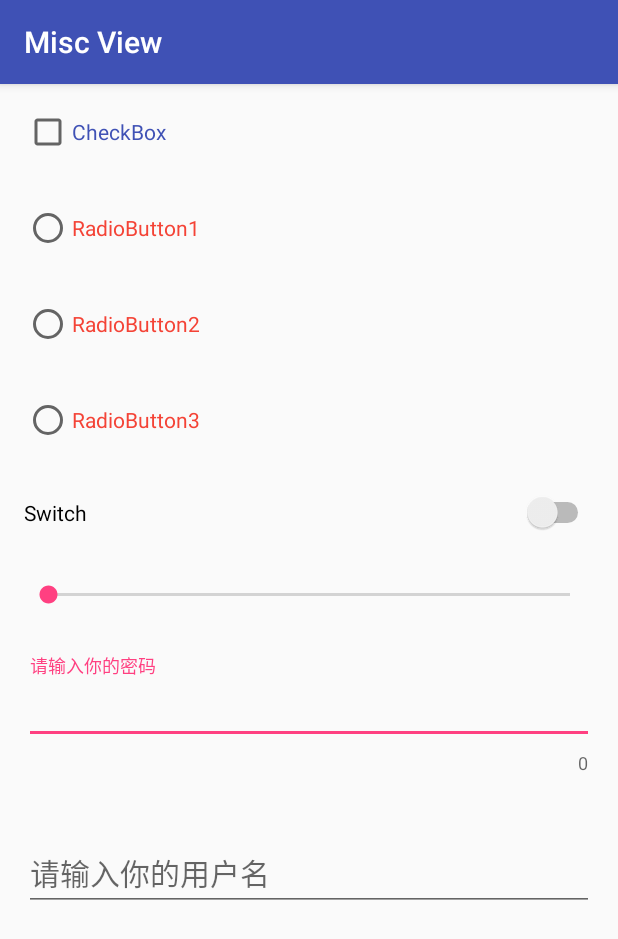
After one commit to huangshouguo/MaterialDesignStudy, an Android app: the ViewsActivity screen opened directly, with no data from a screen before it, on a phone screen of 412 x 824 dp. The commit adds this screen. Shown: the top 939 px of the screen. Run offline under Robolectric (Android 15) with nearby library versions, the phone set to English and light mode, and no system bars.

Commit message:
add misc views

```diff
--- a/app/src/main/AndroidManifest.xml
+++ b/app/src/main/AndroidManifest.xml
@@ -51,7 +51,10 @@
             android:name=".component.NavigationViewActivity"
             android:label="@string/title_activity_navigation_view"
             android:theme="@style/AppTheme" />
-        <activity android:name=".component.TabViewActivity"></activity>
+        <activity android:name=".component.TabViewActivity" />
+        <activity
+            android:name=".component.ViewsActivity"
+            android:windowSoftInputMode="stateHidden" />
     </application>
 
 </manifest>
--- a/app/src/main/java/com/example/hsg/meterialdesignstudy/component/ComponentHomeActivity.java
+++ b/app/src/main/java/com/example/hsg/meterialdesignstudy/component/ComponentHomeActivity.java
@@ -25,6 +25,7 @@ public class ComponentHomeActivity extends BaseActivity implements View.OnClickL
         findViewById(R.id.btn_app_bar_demo3).setOnClickListener(this);
         findViewById(R.id.btn_navigation).setOnClickListener(this);
         findViewById(R.id.btn_tab).setOnClickListener(this);
+        findViewById(R.id.btn_views).setOnClickListener(this);
 
     }
 
@@ -46,6 +47,9 @@ public class ComponentHomeActivity extends BaseActivity implements View.OnClickL
             case R.id.btn_tab:
                 TabViewActivity.startAction(this);
                 break;
+            case R.id.btn_views:
+                ViewsActivity.startAction(this);
+                break;
         }
     }
 }
--- /dev/null
+++ b/app/src/main/java/com/example/hsg/meterialdesignstudy/component/ViewsActivity.java
@@ -0,0 +1,22 @@
+package com.example.hsg.meterialdesignstudy.component;
+
+import android.content.Context;
+import android.content.Intent;
+import android.os.Bundle;
+import android.support.v7.app.AppCompatActivity;
+
+import com.example.hsg.meterialdesignstudy.R;
+
+public class ViewsActivity extends AppCompatActivity {
+
+    public static void startAction(Context context) {
+        Intent intent = new Intent(context, ViewsActivity.class);
+        context.startActivity(intent);
+    }
+
+    @Override
+    protected void onCreate(Bundle savedInstanceState) {
+        super.onCreate(savedInstanceState);
+        setContentView(R.layout.activity_views);
+    }
+}
--- a/app/src/main/res/layout/activity_component_home.xml
+++ b/app/src/main/res/layout/activity_component_home.xml
@@ -44,24 +44,14 @@
                 android:text="Tab" />
 
             <Button
-                android:id="@+id/btn_float_button"
-                style="@style/ButtonStyle"
-                android:text="FloatButton" />
-
-            <Button
-                android:id="@+id/btn_snackbar"
-                style="@style/ButtonStyle"
-                android:text="Snackbar" />
-
-            <Button
-                android:id="@+id/btn_text"
-                style="@style/ButtonStyle"
-                android:text="Text" />
-
-            <Button
                 android:id="@+id/btn_bottom_sheet"
                 style="@style/ButtonStyle"
                 android:text="BottomSheetDialog" />
+
+            <Button
+                android:id="@+id/btn_views"
+                style="@style/ButtonStyle"
+                android:text="Views" />
 
         </LinearLayout>
     </ScrollView>
--- /dev/null
+++ b/app/src/main/res/layout/activity_views.xml
@@ -0,0 +1,113 @@
+<?xml version="1.0" encoding="utf-8"?>
+<LinearLayout xmlns:android="http://schemas.android.com/apk/res/android"
+    xmlns:app="http://schemas.android.com/apk/res-auto"
+    xmlns:tools="http://schemas.android.com/tools"
+    android:layout_width="match_parent"
+    android:layout_height="match_parent"
+    android:orientation="vertical"
+    tools:context="com.example.hsg.meterialdesignstudy.component.ViewsActivity">
+
+    <android.support.design.widget.AppBarLayout
+        android:layout_width="match_parent"
+        android:layout_height="wrap_content">
+
+        <android.support.v7.widget.Toolbar
+            android:layout_width="match_parent"
+            android:layout_height="wrap_content"
+            app:title="Misc View"
+            app:titleTextColor="#FFF" />
+    </android.support.design.widget.AppBarLayout>
+
+
+    <ScrollView
+        android:layout_width="match_parent"
+        android:layout_height="match_parent">
+
+        <LinearLayout
+            android:layout_width="match_parent"
+            android:layout_height="match_parent"
+            android:orientation="vertical">
+
+            <CheckBox
+                android:layout_width="match_parent"
+                android:layout_height="wrap_content"
+                android:layout_margin="@dimen/default_vertical_margin"
+                android:text="CheckBox"
+                android:textColor="@color/colorPrimary" />
+
+            <RadioGroup
+                android:layout_width="match_parent"
+                android:layout_height="wrap_content">
+
+                <RadioButton
+                    android:layout_width="match_parent"
+                    android:layout_height="wrap_content"
+                    android:layout_margin="@dimen/default_vertical_margin"
+                    android:text="RadioButton1"
+                    android:textColor="@color/color_red" />
+
+                <RadioButton
+                    android:layout_width="match_parent"
+                    android:layout_height="wrap_content"
+                    android:layout_margin="@dimen/default_vertical_margin"
+                    android:text="RadioButton2"
+                    android:textColor="@color/color_red" />
+
+                <RadioButton
+                    android:layout_width="match_parent"
+                    android:layout_height="wrap_content"
+                    android:layout_margin="@dimen/default_vertical_margin"
+                    android:text="RadioButton3"
+                    android:textColor="@color/color_red" />
+            </RadioGroup>
+
+            <Switch
+                android:layout_width="match_parent"
+                android:layout_height="wrap_content"
+                android:layout_margin="@dimen/default_vertical_margin"
+                android:text="Switch" />
+
+            <SeekBar
+                android:layout_width="match_parent"
+                android:layout_height="wrap_content"
+                android:layout_margin="@dimen/default_vertical_margin"
+                android:tooltipText="SeekBar" />
+
+            <android.support.design.widget.TextInputLayout
+                android:layout_width="match_parent"
+                android:layout_height="wrap_content"
+                android:layout_margin="@dimen/default_vertical_margin"
+                app:counterEnabled="true"
+                app:errorEnabled="true"
+                app:hintEnabled="true">
+
+                <EditText
+                    android:layout_width="match_parent"
+                    android:layout_height="wrap_content"
+                    android:hint="请输入你的密码"
+                    android:inputType="textPassword"
+                    android:maxLength="20"
+                    android:maxLines="1"
+                    android:textColor="@color/colorPrimary"
+                    android:textSize="20dp" />
+
+            </android.support.design.widget.TextInputLayout>
+
+            <android.support.design.widget.TextInputLayout
+                android:layout_width="match_parent"
+                android:layout_height="wrap_content"
+                android:layout_margin="@dimen/default_vertical_margin">
+
+                <EditText
+                    android:layout_width="match_parent"
+                    android:layout_height="wrap_content"
+                    android:hint="请输入你的用户名"
+                    android:textColor="@color/colorAccent"
+                    android:textSize="20dp" />
+
+            </android.support.design.widget.TextInputLayout>
+
+
+        </LinearLayout>
+    </ScrollView>
+</LinearLayout>
```
